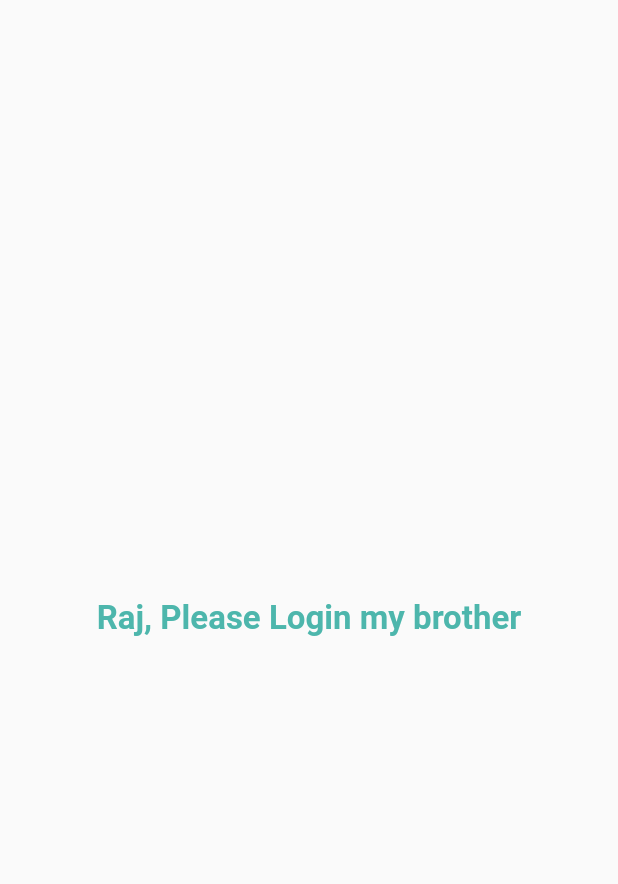
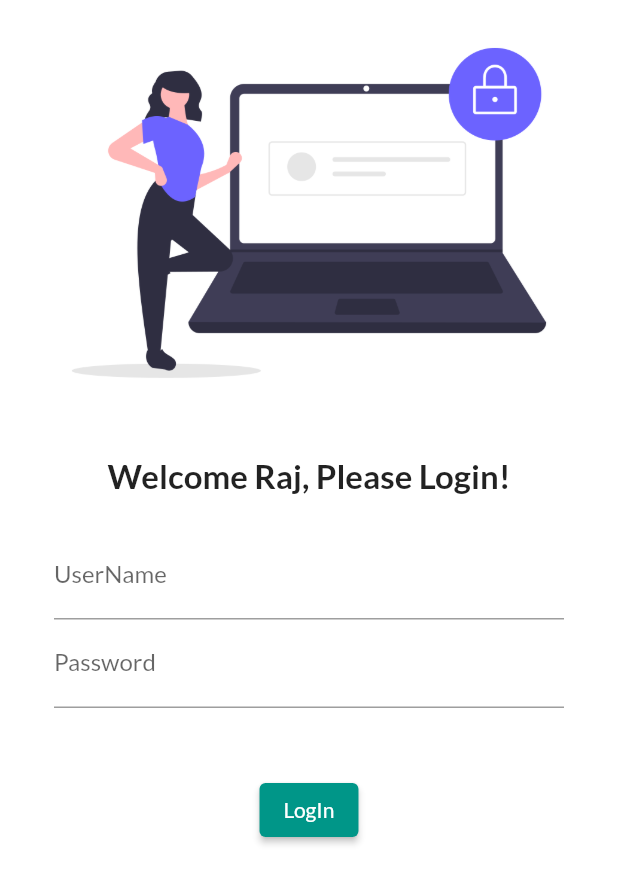
Before and after one commit to raazaw/flutter-inception, a Flutter app: the screen it shows after launch, on a phone screen of 412 x 824 dp. Shown: the top 884 px of the screen. Run offline on Flutter 3.47's test engine with Material 2 defaults, Android fonts, the phone set to English and light mode, and no system bars; our stand-ins replace google_fonts.

Commit message:
image, fonts, elevated button, Log in page

```diff
--- a/lib/main.dart
+++ b/lib/main.dart
@@ -1,5 +1,6 @@
 import 'package:flutter/material.dart';
 import 'package:flutter_first_app/screens/login_page.dart';
+import 'package:google_fonts/google_fonts.dart';
 
 import 'screens/home_page.dart';
 
@@ -12,7 +13,10 @@ class MyApp extends StatelessWidget {
   Widget build(BuildContext context) {
     return MaterialApp(
       themeMode: ThemeMode.light,
-      theme: ThemeData(primarySwatch: Colors.teal),
+      theme: ThemeData(
+        primarySwatch: Colors.teal,
+        fontFamily: GoogleFonts.lato().fontFamily,
+      ),
       // initialRoute: "/home",
       routes: {
         "/": (context) => LoginPage(),
--- a/lib/screens/login_page.dart
+++ b/lib/screens/login_page.dart
@@ -6,16 +6,49 @@ class LoginPage extends StatelessWidget {
   @override
   Widget build(BuildContext context) {
     return Material(
-      child: Center(
-        child: Text(
-          """Raj, Please Login my brother""",
-          style: TextStyle(
-            color: Colors.teal.shade300,
-            fontSize: 22.0,
-            fontWeight: FontWeight.w600,
+      color: Colors.white,
+      child: Column(
+        children: [
+          Image.asset(
+            "assets/images/login_image.png",
           ),
-          // textScaleFactor: 2.0,
-        ),
+          SizedBox(
+            height: 20.0,
+          ),
+          Text(
+            "Welcome Raj, Please Login!",
+            style: TextStyle(
+              fontSize: 22.0,
+              fontWeight: FontWeight.w600,
+            ),
+          ),
+          Padding(
+            padding:
+                const EdgeInsets.symmetric(vertical: 24.0, horizontal: 36.0),
+            child: Column(
+              children: [
+                TextFormField(
+                  decoration: InputDecoration(
+                      hintText: "enter username", labelText: "UserName"),
+                ),
+                TextFormField(
+                  obscureText: true,
+                  decoration: InputDecoration(
+                      hintText: "enter Password", labelText: "Password"),
+                ),
+              ],
+            ),
+          ),
+          SizedBox(
+            height: 20.0,
+          ),
+          ElevatedButton(
+              child: Text("LogIn"),
+              style: ButtonStyle(),
+              onPressed: () {
+                print("Thank You");
+              }),
+        ],
       ),
     );
   }
--- a/pubspec.yaml
+++ b/pubspec.yaml
@@ -28,6 +28,7 @@ dependencies:
   # The following adds the Cupertino Icons font to your application.
   # Use with the CupertinoIcons class for iOS style icons.
   cupertino_icons: ^1.0.2
+  google_fonts: ^2.1.0
 
 dev_dependencies:
   flutter_test:
@@ -45,8 +46,8 @@ flutter:
   uses-material-design: true
 
   # To add assets to your application, add an assets section, like this:
-  # assets:
-  #   - images/a_dot_burr.jpeg
+  assets:
+    - assets/images/
   #   - images/a_dot_ham.jpeg
 
   # An image asset can refer to one or more resolution-specific "variants", see
```
Also changed, not shown: assets/images/login_image.png (added), pubspec.lock.
